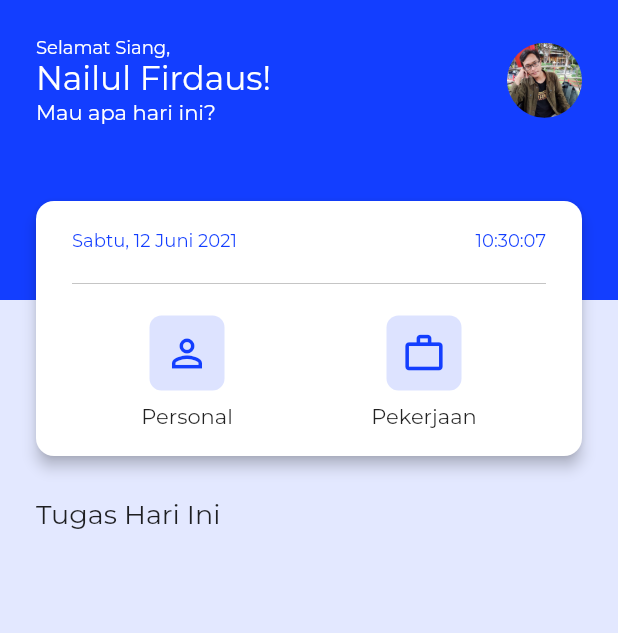
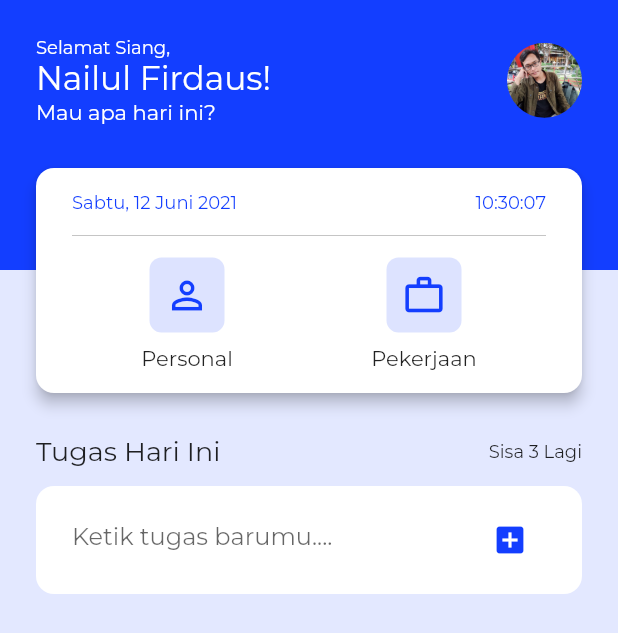
Before and after one commit to nailnafir/flutter-todo, a Flutter app: the screen it shows after launch, on a phone screen of 412 x 824 dp. Shown: the top 633 px of the screen. Run offline on Flutter 3.47's test engine with Material 2 defaults, Android fonts, the phone set to English and light mode, and no system bars; our stand-ins replace google_fonts.

Commit message:
add new tasker

```diff
--- a/lib/pages/home_page.dart
+++ b/lib/pages/home_page.dart
@@ -98,15 +98,14 @@ class _HomePageState extends State<HomePage> {
   Widget build(BuildContext context) {
     return Scaffold(
       backgroundColor: Color(0xFFE3E8FF),
-      body: Column(
-        crossAxisAlignment: CrossAxisAlignment.start,
+      body: ListView(
         children: [
           Stack(
             children: [
               //NOTE: USER PROFILE
               Container(
                 width: double.infinity,
-                height: 200,
+                height: 180,
                 color: Color(0xFF133EFF),
                 padding: EdgeInsets.symmetric(horizontal: 24),
                 child: SafeArea(
@@ -121,7 +120,7 @@ class _HomePageState extends State<HomePage> {
               //NOTE: CATEGORIES
               Column(
                 children: [
-                  SizedBox(height: 130),
+                  SizedBox(height: 180 - (180 / 2.5)),
                   Center(
                     child: Card(
                       elevation: 4,
@@ -131,7 +130,7 @@ class _HomePageState extends State<HomePage> {
                       ),
                       child: Container(
                         width: MediaQuery.of(context).size.width - 2 * 24,
-                        height: 170,
+                        height: 150,
                         padding:
                             EdgeInsets.symmetric(vertical: 12, horizontal: 24),
                         child: categories(),
@@ -293,12 +292,45 @@ class _HomePageState extends State<HomePage> {
   }
 
   todoMain() {
-    return Container(
-      margin: EdgeInsets.only(bottom: 12),
-      child: Text(
-        "Tugas Hari Ini",
-        style: TextStyle(fontSize: 18),
-      ),
+    return Column(
+      crossAxisAlignment: CrossAxisAlignment.start,
+      children: [
+        Row(
+          mainAxisAlignment: MainAxisAlignment.spaceBetween,
+          children: [
+            Text(
+              "Tugas Hari Ini",
+              style: TextStyle(fontSize: 18),
+            ),
+            Text(
+              "Sisa 3 Lagi",
+              style: TextStyle(fontSize: 12),
+            ),
+          ],
+        ),
+        Container(
+          margin: EdgeInsets.symmetric(vertical: 12),
+          padding: EdgeInsets.symmetric(horizontal: 24, vertical: 12),
+          width: double.infinity,
+          decoration: BoxDecoration(
+            borderRadius: BorderRadius.circular(12),
+            color: Colors.white,
+          ),
+          child: TextFormField(
+            decoration: InputDecoration(
+              border: InputBorder.none,
+              hintText: "Ketik tugas barumu....",
+              suffixIcon: IconButton(
+                onPressed: () {},
+                icon: Icon(
+                  Icons.add_box,
+                  color: Color(0xFF133EFF),
+                ),
+              ),
+            ),
+          ),
+        ),
+      ],
     );
   }
 }
```
